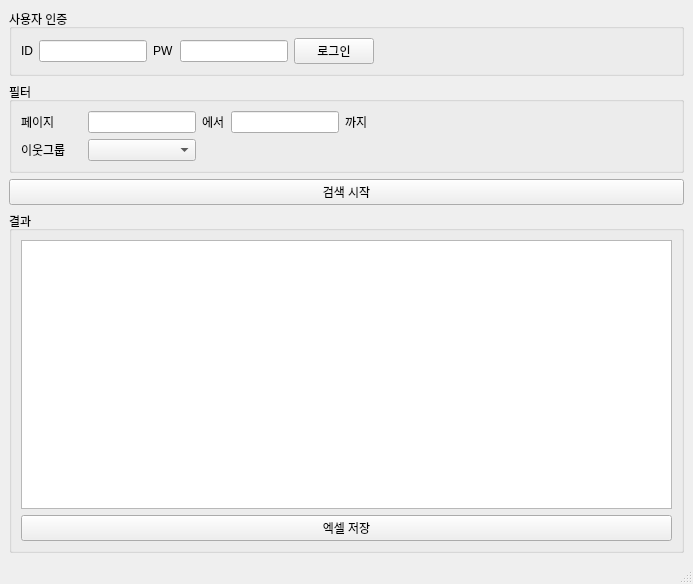
Qt form ui/N_blog_neighbor_post_crawler.ui (zlxlwnfl/N-blog-neighbor-post-crawler) before a commit.
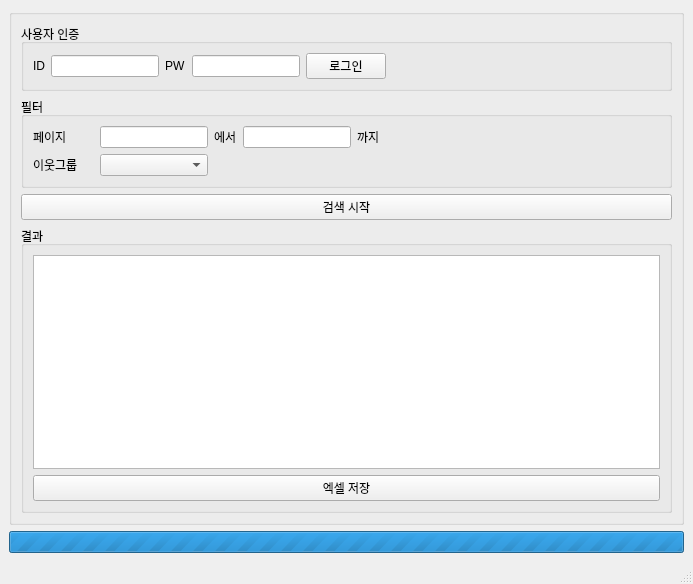
The same form after that commit.

Commit message: #4 작업중일때 progressbar로 표시하는 로직 추가/웹브라우저 관련 작업 QThread로 분리

```diff
--- a/ui/N_blog_neighbor_post_crawler.ui
+++ b/ui/N_blog_neighbor_post_crawler.ui
@@ -16,6 +16,12 @@
   <widget class="QWidget" name="centralwidget">
    <layout class="QVBoxLayout" name="verticalLayout">
     <item>
+     <widget class="QGroupBox" name="groupBox_control">
+      <property name="title">
+       <string/>
+      </property>
+      <layout class="QVBoxLayout" name="verticalLayout_2">
+       <item>
      <widget class="QGroupBox" name="groupBox_userAuth">
       <property name="title">
        <string>사용자 인증</string>
@@ -129,6 +135,22 @@
         </widget>
        </item>
       </layout>
+        </widget>
+       </item>
+      </layout>
+     </widget>
+    </item>
+    <item>
+     <widget class="QProgressBar" name="progressBar">
+      <property name="maximum">
+       <number>0</number>
+      </property>
+      <property name="value">
+       <number>-1</number>
+      </property>
+      <property name="textVisible">
+       <bool>false</bool>
+      </property>
      </widget>
     </item>
    </layout>
```
Lines whose indentation alone changed are shown as unchanged. The commit also changes 2 other files.
